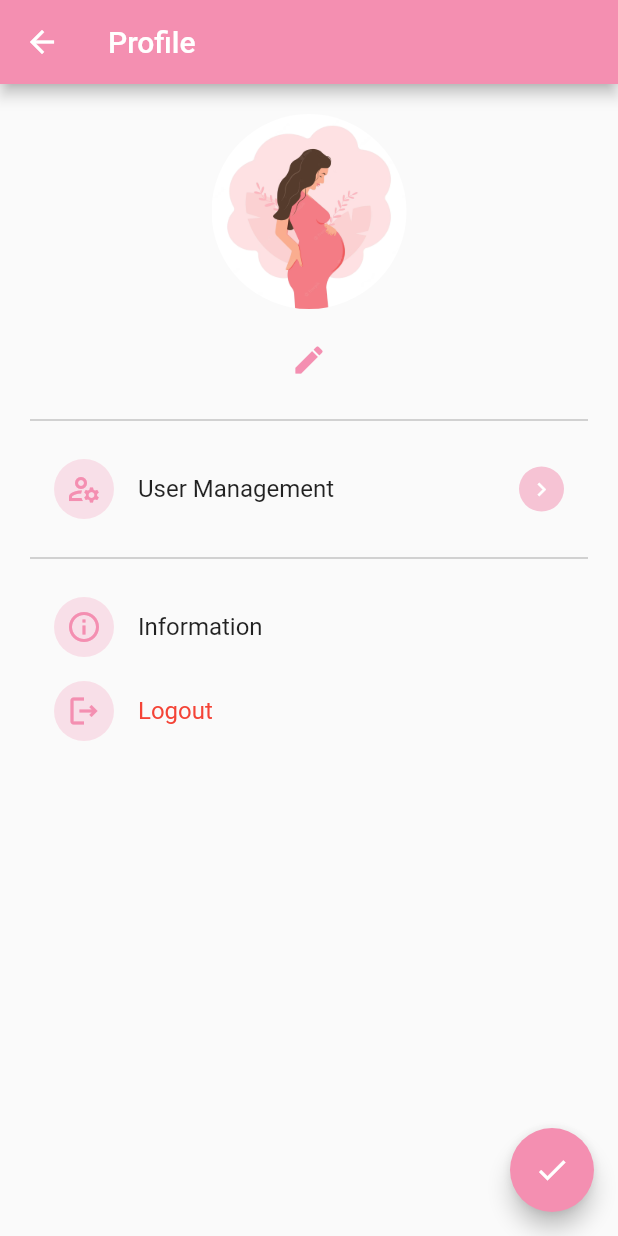
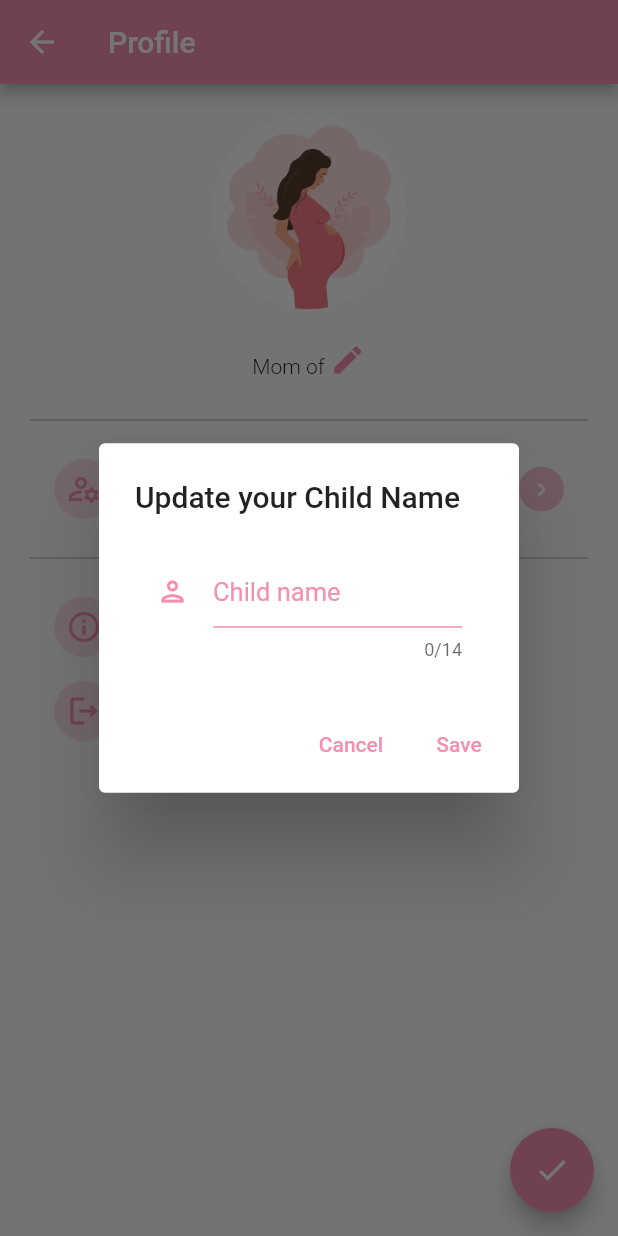
Before and after one commit to giutommasi/wearable-app, a Flutter app: the ProfilePage screen opened by its route, after a tap on the "edit" icon, on a phone screen of 412 x 824 dp. Run offline on Flutter 3.47's test engine with Material 2 defaults, Android fonts, the phone set to English and light mode, and no system bars; our stand-ins replace date_format, floor, flutter_dotenv, font_awesome_flutter, jwt_decoder, package_info_plus and 2 more; missing offline and left inert: crypt, window_size; accounts and stored records are empty; generated files the repository leaves out were written again; network calls fail.

Commit message:
Added child name

```diff
--- /dev/null
+++ b/lib/Pages/widgets/child_alert.dart
@@ -0,0 +1,84 @@
+import 'package:flutter/material.dart';
+import 'package:flutter/services.dart';
+import 'package:provider/provider.dart';
+
+import '../../database/entities/profile.dart';
+import '../../repositories/profile_repository.dart';
+
+class ChildAlert extends AlertDialog {
+  ChildAlert({Key? key, required this.profile}) : super(key: key);
+
+  final Profile profile;
+  final TextEditingController _childName = TextEditingController();
+  RegExp digitNameValidator = RegExp('[a-z A-Z]'); //Constrains in textNameInput
+
+  Future<void> updateChildName(BuildContext context) async {
+    return showDialog(
+      context: context,
+      builder: (context) {
+        return AlertDialog(
+          title: const Text('Update your Child Name'),
+          content: _childNameField(),
+          actions: <Widget>[
+            TextButton(
+              child: const Text(
+                'Cancel',
+                style: TextStyle(color: Color(0xFFF48FB1)),
+              ),
+              onPressed: () {
+                Navigator.pop(context);
+              },
+            ),
+            TextButton(
+              child: const Text(
+                'Save',
+                style: TextStyle(color: Color(0xFFF48FB1)),
+              ),
+              onPressed: () async {
+                final profileRepo =
+                    Provider.of<ProfileRepository>(context, listen: false);
+
+                if (_childName.text.isNotEmpty) {
+                  profile.childName = _childName.text;
+                  await profileRepo.update(profile);
+                }
+
+                if (context.mounted) {
+                  Navigator.of(context).pop(true);
+                }
+              },
+            ),
+          ],
+        );
+      },
+    );
+  }
+
+  Widget _childNameField() => Padding(
+        padding: const EdgeInsets.only(right: 14.0, top: 8.0, left: 14.0),
+        child: TextFormField(
+          autovalidateMode: AutovalidateMode.onUserInteraction,
+          controller: _childName,
+          autofillHints: const [
+            AutofillHints.name
+          ], //Il telefono suggerisce nome/email o qualsiasi altro dato dell'utente
+          inputFormatters: [
+            FilteringTextInputFormatter.allow(digitNameValidator)
+          ],
+          maxLength: 14,
+          keyboardType: TextInputType.name,
+          style: const TextStyle(fontSize: 16.0, color: Color(0xFFF48FB1)),
+          decoration: const InputDecoration(
+              focusedBorder: UnderlineInputBorder(
+                  borderSide: BorderSide(color: Colors.pink)),
+              enabledBorder: UnderlineInputBorder(
+                  borderSide: BorderSide(
+                      width: 1, color: Color.fromRGBO(244, 143, 177, 1))),
+              hintText: "Child name",
+              hintStyle: TextStyle(
+                  color: Color.fromARGB(255, 244, 143, 177), fontSize: 17.0),
+              icon: Icon(Icons.person_outlined,
+                  color: Color(0xFFF48FB1), size: 22.0)),
+        ),
+      );
+}
--- a/lib/database/entities/profile.dart
+++ b/lib/database/entities/profile.dart
@@ -14,6 +14,7 @@ class Profile {
   String lastName;
   @ColumnInfo(name: 'profile_username')
   final String profileUsername;
+  String? childName;
   int? pregnantWeek;
   DateTime? birthday;
   DateTime timestamp;
@@ -28,5 +29,6 @@ class Profile {
       required this.lastName,
       this.pregnantWeek,
       this.birthday,
+      this.childName,
       required this.timestamp});
 }//Steps
```
Also changed, not shown: lib/Pages/widgets/profile_alert.dart (+49 -9 lines), lib/database/database.g.dart.
